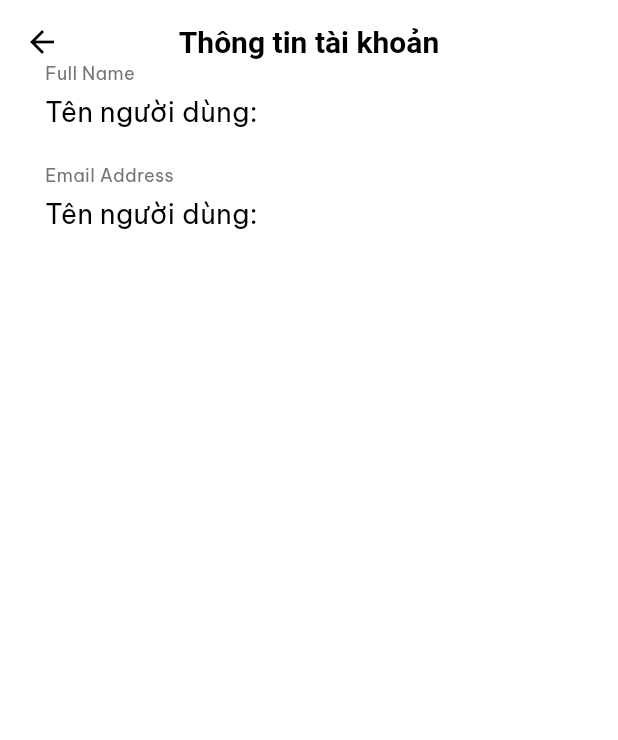
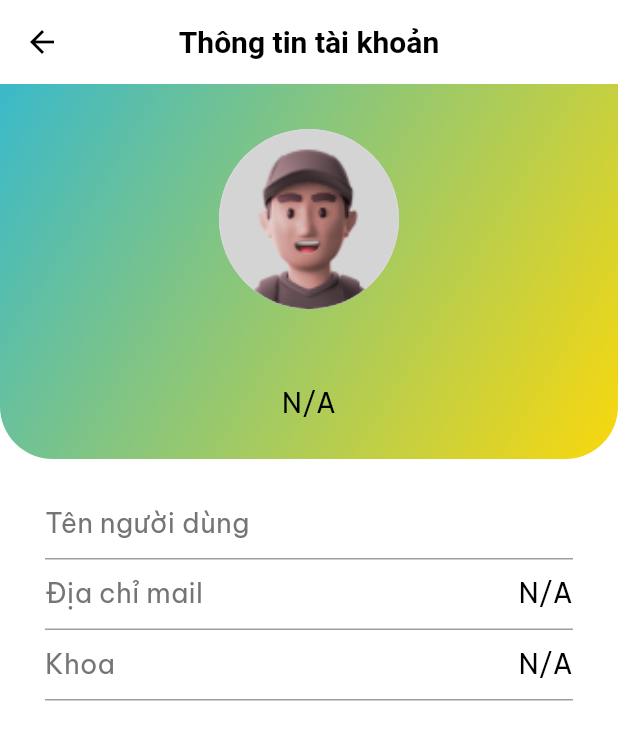
Before and after one commit to khanhu2805/ATTENDANCE-APP-V1, a Flutter app: the AccountInfoScreen screen opened directly, on a phone screen of 412 x 824 dp. Shown: the top 740 px of the screen. Run offline on Flutter 3.47's test engine with Material 3 defaults, Android fonts, the phone set to English and light mode, and no system bars; our stand-ins replace camera, cloud_firestore, connectivity_plus, firebase_auth, firebase_core, flutter_markdown and 7 more; missing offline and left inert: ai_barcode_scanner, gmt, mobile_scanner; accounts and stored records are empty; project files that could hold a hidden picture were left out.

Commit message:
Update profile screen

```diff
--- a/lib/features/main_feature/screens/profile/account_information_screen.dart
+++ b/lib/features/main_feature/screens/profile/account_information_screen.dart
@@ -1,7 +1,9 @@
+import 'package:fe_attendance_app/features/main_feature/controllers/profile/profile_controller.dart';
 import 'package:fe_attendance_app/features/main_feature/screens/profile/widgets/appbar_profile.dart';
+import 'package:fe_attendance_app/features/main_feature/screens/profile/widgets/infor_screen.dart';
 import 'package:fe_attendance_app/utils/constants/text_strings.dart';
-import 'package:firebase_auth/firebase_auth.dart';
 import 'package:flutter/material.dart';
+import 'package:get/get.dart';
 
 class AccountInfoScreen extends StatefulWidget {
   const AccountInfoScreen({super.key});
@@ -11,18 +13,13 @@ class AccountInfoScreen extends StatefulWidget {
 }
 
 class _AccountInfoScreen extends State<AccountInfoScreen> {
-  late final FirebaseAuth auth;
+  late ProfileController controller;
 
   @override
   void initState() {
     super.initState();
-
-    auth = FirebaseAuth.instance;
-  }
-
-  @override
-  void dispose() {
-    super.dispose();
+    Get.lazyPut(() => ProfileController());
+    controller = Get.find<ProfileController>();
   }
 
   @override
@@ -31,58 +28,45 @@ class _AccountInfoScreen extends State<AccountInfoScreen> {
       child: Scaffold(
         body: Column(
           children: [
-            Stack(
-              children: [
             const TAppBar(
               title: AppTexts.myProfileTitle,
             ),
-                const SizedBox(height: 20),
             Padding(
-                  padding:
-                      const EdgeInsets.only(left: 30.0, right: 10.0, top: 40.0),
-                  child: Row(
+              padding: const EdgeInsets.only(top: 0),
+              child: Column(
                 mainAxisAlignment: MainAxisAlignment.spaceBetween,
                 crossAxisAlignment: CrossAxisAlignment.start,
                 children: [
                   Column(
                     crossAxisAlignment: CrossAxisAlignment.start,
                     children: [
-                          Text(
-                            'Full Name',
-                            style: TextStyle(
-                              fontSize: 12,
-                              color: Colors.grey[600],
+                      Obx(
+                        () => TInforHeaderScreen(
+                          displayName: controller.displayName.value,
+                          jobTitle: controller.jobTitle.value,
                         ),
                       ),
-                          const SizedBox(height: 5),
-                          SizedBox(
-                            width: MediaQuery.of(context).size.width - 40,
-                            child: Text(
-                              'Tên người dùng: ${auth.currentUser?.displayName ?? 'N/A'}',
-                              style: const TextStyle(fontSize: 18),
-                              softWrap: true,
-                            ),
-
-                          ),
-                          const SizedBox(height: 20),
-                          Text(
-                            'Email Address',
-                            style: TextStyle(
-                              fontSize: 12,
-                              color: Colors.grey[600],
+                      Padding(
+                        padding: const EdgeInsets.all(30),
+                        child: Column(
+                          children: [
+                            Obx(
+                              () => TInforScreen(
+                                title: 'Tên người dùng',
+                                content: controller.displayName.value,
                               ),
                             ),
-                          const SizedBox(height: 5),
-                          SizedBox(
-                            width: MediaQuery.of(context).size.width - 40,
-                            child: Text(
-                              'Tên người dùng: ${auth.currentUser?.email ?? 'N/A'}',
-                              style: const TextStyle(fontSize: 18),
-                              softWrap: true,
+                            Obx(
+                              () => TInforScreen(
+                                title: 'Địa chỉ mail',
+                                content: controller.mail.value,
                               ),
                             ),
-
-                        ],
+                            Obx(
+                              () => TInforScreen(
+                                title: 'Khoa',
+                                content: controller.jobTitle.value,
+                              ),
                             ),
                           ],
                         ),
@@ -92,6 +76,9 @@ class _AccountInfoScreen extends State<AccountInfoScreen> {
                 ],
               ),
             ),
+          ],
+        ),
+      ),
     );
   }
 }
--- a/lib/features/main_feature/screens/profile/widgets/infor_screen.dart
+++ b/lib/features/main_feature/screens/profile/widgets/infor_screen.dart
@@ -1,7 +1,9 @@
 import 'package:fe_attendance_app/utils/constants/colors.dart';
+import 'package:fe_attendance_app/utils/constants/image_strings.dart';
+import 'package:fe_attendance_app/utils/constants/sizes.dart';
+import 'package:fe_attendance_app/utils/helpers/helper_functions.dart';
 import 'package:flutter/cupertino.dart';
 import 'package:flutter/material.dart';
-import 'package:iconsax/iconsax.dart';
 
 class TInforScreen extends StatelessWidget {
   const TInforScreen({
@@ -15,10 +17,88 @@ class TInforScreen extends StatelessWidget {
 
   @override
   Widget build(BuildContext context) {
-    return ListTile(
-      subtitle: Text(title),
-      title: Text(content),
+    return Column(
+      crossAxisAlignment: CrossAxisAlignment.start,
+      children: [
+        Row(
+          children: [
+            Text(
+              title,
+              style: TextStyle(
+                fontSize: AppSizes.fontSizeLg,
+                color: Colors.grey[600],
+              ),
+            ),
+            const Spacer(),
+            SizedBox(
+              width: MediaQuery.of(context).size.width -200,
+              child: Text(
+                content,
+                style: const TextStyle(fontSize: AppSizes.fontSizeLg),
+                softWrap: true,
+                textAlign: TextAlign.end,
+              ),
+            ),
+          ],
+        ),
+        const SizedBox(height: 10),
+        const Divider(
+            height: 1,
+            thickness: 1,
+            color: Colors.grey,
+          ),
+        const SizedBox(height: 10),
+      ],
     );
-
   }
 }
+
+class TInforHeaderScreen extends StatelessWidget {
+  const TInforHeaderScreen({
+    super.key,
+    required this.displayName,
+    required this.jobTitle,
+  });
+
+  final String displayName;
+  final String jobTitle;
+
+  @override
+  Widget build(BuildContext context) {
+    return Container(
+      height: THelperFunctions.screenHeight() / 8,
+      width: THelperFunctions.screenWidth(),
+      constraints: const BoxConstraints(
+        minHeight: 250,
+      ),
+      decoration: const BoxDecoration(
+        gradient: LinearGradient(
+          begin: Alignment.topLeft,
+          end: Alignment.bottomRight,
+          colors: [AppColors.pastelBlue, AppColors.yellow],
+        ),
+        borderRadius: BorderRadius.only(
+          bottomLeft: Radius.circular(35.0),
+          bottomRight: Radius.circular(35.0),
+        ),
+      ),
+      child: Column(crossAxisAlignment: CrossAxisAlignment.start, children: [
+        const SizedBox(height: 30),
+        const Center(
+          child: CircleAvatar(
+            radius: 60,
+            backgroundImage: AssetImage(AppImages.erroImageProfile),
+          ),
+        ),
+        const SizedBox(height: 10),
+        Center(
+            child: Text(displayName,
+                style:
+                    const TextStyle(fontSize: 24, fontWeight: FontWeight.bold))),
+        const SizedBox(height: 5),
+        Center(child: Text(jobTitle, style: const TextStyle(fontSize: 18))),
+        const SizedBox(height: 20),
+      ]),
+    );
+  }
+}
--- a/lib/utils/constants/colors.dart
+++ b/lib/utils/constants/colors.dart
@@ -4,16 +4,26 @@ class AppColors {
   AppColors._();
 
   // App theme colors
+  static const Color pastelBlue = Color.fromRGBO(58, 185, 202, 1);
+  static const Color blue = Color.fromRGBO(1, 145, 182, 1);
+  static const Color yellow = Color.fromRGBO(249, 216, 13, 1);
+  static const Color green = Color.fromRGBO(211, 222, 22, 1);
+  static const Color orange = Color.fromRGBO(255, 123, 23, 1);
+
+
   static const Color primary = Color(0xFF4b68ff);
   static const Color secondary = Color(0xFFFFE24B);
   static const Color accent = Color(0xFFb0c7ff);
+
+
+
 
   // Icon colors
   static const Color iconPrimary = Color(0xFF8D8D8D);
   static const Color bkIconProfile = Color.fromARGB(52, 158, 158, 158);
   static const Color bkIconProfileLogout = Color.fromARGB(59, 254, 60, 60);
   static const Color iconProfile = Color.fromARGB(255, 0, 0, 0);
-  static const Color iconProfileLogout = Color.fromARGB(255, 254, 60, 60);
+  static const Color iconProfileLogout = Color(0xFFFE3C3C);
 
   // Text colors
   static const Color textPrimary = Color(0xFF272727);
--- a/pubspec.yaml
+++ b/pubspec.yaml
@@ -64,6 +64,7 @@ dependencies:
 
   #Time
   gmt: ^0.7.3
+  flutter_markdown: ^0.7.2+1
 
 dev_dependencies:
   flutter_test:
```
Also changed, not shown: lib/features/authenticiation/controllers/login/microsoft_controller.dart (+5 -10 lines), lib/features/main_feature/controllers/profile/profile_controller.dart (+29 -3 lines), lib/features/main_feature/screens/profile/privacy_policy_screen.dart (added, +93 -0 lines), lib/features/main_feature/screens/profile/profile_screen.dart (+37 -24 lines), lib/features/main_feature/screens/profile/terms_conditon_screen.dart (added, +83 -0 lines), lib/features/main_feature/screens/profile/widgets/profile_header.dart (+24 -2 lines), lib/features/main_feature/screens/profile/widgets/profile_menu_title.dart (+6 -2 lines). Lines whose indentation alone changed are shown as unchanged.
